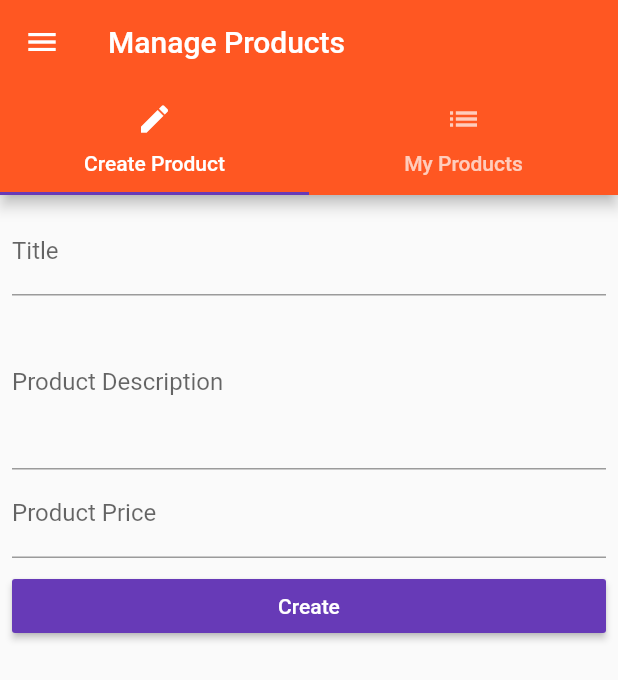
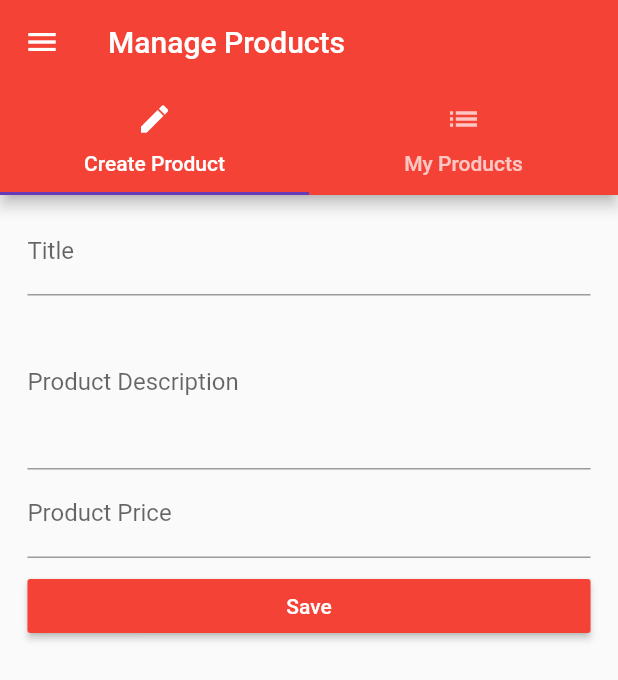
Before and after one commit to r3ddev1l/EcommerceApp, a Flutter app: the ProductsAdminPage screen opened by its route, on a phone screen of 412 x 824 dp. Shown: the top 680 px of the screen. Run offline on Flutter 3.47's test engine with Material 2 defaults, Android fonts, the phone set to English and light mode, and no system bars.

Commit message:
Lesson 9 completed

```diff
--- a/lib/pages/auth.dart
+++ b/lib/pages/auth.dart
@@ -57,6 +57,8 @@ class _AuthPageState extends State<AuthPage> {
 
   @override
   Widget build(BuildContext context) {
+    final double deviceWidth = MediaQuery.of(context).size.width;
+    final double targetWidth = deviceWidth > 550.0 ? 500.0 : deviceWidth * .95;
     return Scaffold(
         appBar: AppBar(
           title: Text('Login'),
@@ -66,6 +68,8 @@ class _AuthPageState extends State<AuthPage> {
           padding: EdgeInsets.all(8.0),
           child: Center(
             child: SingleChildScrollView(
+              child: Container(
+                width: targetWidth,
                 child: Column(
                   children: <Widget>[
                     _buildEmailTextField(),
@@ -78,7 +82,6 @@ class _AuthPageState extends State<AuthPage> {
                     ),
                     _buildAcceptSwitch(),
                     RaisedButton(
-                    color: Theme.of(context).accentColor,
                       textColor: Colors.white,
                       onPressed: _submitForm,
                       child: Text('Login'),
@@ -87,6 +90,7 @@ class _AuthPageState extends State<AuthPage> {
                 ),
               ),
             ),
+          ),
         ));
   }
 }
--- a/lib/pages/product.dart
+++ b/lib/pages/product.dart
@@ -1,6 +1,7 @@
 import 'dart:async';
 
 import 'package:flutter/material.dart';
+import 'package:max_flutter_project/widgets/products/address_tag.dart';
 import 'package:max_flutter_project/widgets/ui_elements/title_default.dart';
 
 class ProductPage extends StatelessWidget {
@@ -15,10 +16,7 @@ class ProductPage extends StatelessWidget {
     return Row(
       mainAxisAlignment: MainAxisAlignment.center,
       children: <Widget>[
-        Text(
-          'Union Square, San Francisco',
-          style: TextStyle(fontFamily: 'Oswald', color: Colors.grey),
-        ),
+        AddressTag('KTM, Old Baneshowr'),
         Container(
           margin: EdgeInsets.symmetric(horizontal: 5.0),
           child: Text(
--- a/lib/pages/product_create.dart
+++ /dev/null
@@ -1,85 +0,0 @@
-import 'package:flutter/material.dart';
-
-class ProductCreatePage extends StatefulWidget {
-  final Function addProduct;
-  ProductCreatePage(this.addProduct);
-  @override
-  _ProductCreatePageState createState() => _ProductCreatePageState();
-}
-
-class _ProductCreatePageState extends State<ProductCreatePage> {
-  String _titleValue;
-
-  String _description;
-
-  double _price;
-
-  _buildTitleTextField() {
-    return TextField(
-      decoration: InputDecoration(
-        labelText: 'Title',
-      ),
-      onChanged: (value) {
-        _titleValue = value;
-      },
-    );
-  }
-
-  _buildDescTextField() {
-    return TextField(
-      decoration: InputDecoration(
-        labelText: 'Product Description',
-      ),
-      maxLines: 4,
-      onChanged: (value) {
-        _description = value;
-      },
-    );
-  }
-
-  _buildPriceTextField() {
-    return TextField(
-      decoration: InputDecoration(
-        labelText: 'Product Price',
-      ),
-      keyboardType: TextInputType.number,
-      onChanged: (value) {
-        _price = double.parse(value);
-      },
-    );
-  }
-
-  void _submitForm() {
-    final Map<String, dynamic> product = {
-      'title': _titleValue,
-      'description': _description,
-      'price': _price,
-      'image': 'assets/food.jpg'
-    };
-    widget.addProduct(product);
-    Navigator.pushReplacementNamed(context, '/products');
-  }
-
-  @override
-  Widget build(BuildContext context) {
-    return Container(
-      margin: EdgeInsets.all(8.0),
-      child: ListView(
-        children: <Widget>[
-          _buildTitleTextField(),
-          _buildDescTextField(),
-          _buildPriceTextField(),
-          SizedBox(
-            height: 8.0,
-          ),
-          RaisedButton(
-            color: Theme.of(context).accentColor,
-            textColor: Colors.white,
-            onPressed: _submitForm,
-            child: Text('Create'),
-          )
-        ],
-      ),
-    );
-  }
-}
--- /dev/null
+++ b/lib/pages/product_edit.dart
@@ -0,0 +1,138 @@
+import 'package:flutter/material.dart';
+
+class ProductEditPage extends StatefulWidget {
+  final Function addProduct;
+  final Function updateProduct;
+  final Map<String, dynamic> product;
+  final int productIndex;
+
+  ProductEditPage(
+      {this.addProduct, this.updateProduct, this.product, this.productIndex});
+  @override
+  _ProductEditPageState createState() => _ProductEditPageState();
+}
+
+class _ProductEditPageState extends State<ProductEditPage> {
+  final GlobalKey<FormState> _formKey = GlobalKey<FormState>();
+
+  final Map<String, dynamic> _formData = {
+    'title': null,
+    'description': null,
+    'price': null,
+    'image': 'assets/food.jpg'
+  };
+
+  _buildTitleTextField() {
+    return TextFormField(
+      initialValue: widget.product == null ? '' : widget.product['title'],
+      decoration: InputDecoration(
+        labelText: 'Title',
+      ),
+      onSaved: (String value) {
+        _formData['title'] = value;
+      },
+      validator: (String value) {
+        if (value.isEmpty || value.length < 5) {
+          return 'Title must not be empty and must be 10+ characters long';
+        }
+        return null;
+      },
+    );
+  }
+
+  _buildDescTextField() {
+    return TextFormField(
+      initialValue: widget.product == null ? '' : widget.product['description'],
+      decoration: InputDecoration(
+        labelText: 'Product Description',
+      ),
+      maxLines: 4,
+      onSaved: (String value) {
+        _formData['description'] = value;
+      },
+      validator: (String value) {
+        if (value.isEmpty || value.length < 20) {
+          return 'Description must not be empty and must be 20+ characters long';
+        }
+        return null;
+      },
+    );
+  }
+
+  _buildPriceTextField() {
+    return TextFormField(
+      initialValue:
+          widget.product == null ? '' : widget.product['price'].toString(),
+      decoration: InputDecoration(
+        labelText: 'Product Price',
+      ),
+      keyboardType: TextInputType.number,
+      onSaved: (String value) {
+        _formData['price'] = double.parse(value);
+      },
+      validator: (String value) {
+        if (value.isEmpty ||
+            !RegExp(r'^(?:[1-9]\d*|0)?(?:\.\d+)?$').hasMatch(value)) {
+          return 'Price must not be empty and must be a number';
+        }
+        return null;
+      },
+    );
+  }
+
+  void _submitForm() {
+    if (!_formKey.currentState.validate()) {
+      return;
+    }
+    _formKey.currentState.save();
+    if (widget.product == null) {
+      widget.addProduct(_formData);
+    } else {
+      widget.updateProduct(widget.productIndex, _formData);
+    }
+
+    Navigator.pushReplacementNamed(context, '/products');
+  }
+
+  @override
+  Widget build(BuildContext context) {
+    final double deviceWidth = MediaQuery.of(context).size.width;
+    final double targetWidth = deviceWidth > 550 ? 500 : deviceWidth * .95;
+    final double targetPadding = deviceWidth - targetWidth;
+    final Widget pageContent = GestureDetector(
+      onTap: () {
+        FocusScope.of(context).requestFocus(FocusNode());
+      },
+      child: Container(
+        margin: EdgeInsets.all(8.0),
+        child: Form(
+          key: _formKey,
+          child: ListView(
+            padding: EdgeInsets.symmetric(horizontal: targetPadding / 2),
+            children: <Widget>[
+              _buildTitleTextField(),
+              _buildDescTextField(),
+              _buildPriceTextField(),
+              SizedBox(
+                height: 8.0,
+              ),
+              RaisedButton(
+                textColor: Colors.white,
+                onPressed: _submitForm,
+                child: Text('Save'),
+              )
+            ],
+          ),
+        ),
+      ),
+    );
+    return widget.product == null
+        ? pageContent
+        : Scaffold(
+            appBar: AppBar(
+              title: Text('Edit Product'),
+            ),
+            body: pageContent,
+          );
+  }
+}
--- a/lib/pages/products_admin.dart
+++ b/lib/pages/products_admin.dart
@@ -1,17 +1,17 @@
 import 'package:flutter/material.dart';
-import 'package:max_flutter_project/pages/product_create.dart';
+import 'package:max_flutter_project/pages/product_edit.dart';
 import 'package:max_flutter_project/pages/product_list.dart';
 
 class ProductsAdminPage extends StatelessWidget {
   final Function addProduct;
+  final Function updateProduct;
   final Function deleteProduct;
-  ProductsAdminPage(this.addProduct, this.deleteProduct);
-  @override
-  Widget build(BuildContext context) {
-    return DefaultTabController(
-      length: 2,
-      child: Scaffold(
-        drawer: Drawer(
+  final List<Map<String, dynamic>> products;
+  ProductsAdminPage(
+      this.addProduct, this.updateProduct, this.deleteProduct, this.products);
+
+  Widget _buildSideDrawer(BuildContext context) {
+    return Drawer(
       child: Column(
         children: <Widget>[
           AppBar(
@@ -27,7 +27,15 @@ class ProductsAdminPage extends StatelessWidget {
           )
         ],
       ),
-        ),
+    );
+  }
+
+  @override
+  Widget build(BuildContext context) {
+    return DefaultTabController(
+      length: 2,
+      child: Scaffold(
+        drawer: _buildSideDrawer(context),
         appBar: AppBar(
           title: Text('Manage Products'),
           bottom: TabBar(
@@ -44,7 +52,10 @@ class ProductsAdminPage extends StatelessWidget {
           ),
         ),
         body: TabBarView(
-          children: <Widget>[ProductCreatePage(addProduct), ProductListPage()],
+          children: <Widget>[
+            ProductEditPage(addProduct: addProduct),
+            ProductListPage(products, updateProduct)
+          ],
         ),
       ),
     );
```
Also changed, not shown: lib/main.dart (+12 -3 lines), lib/pages/product_list.dart (+29 -2 lines), lib/pages/products.dart (+10 -5 lines), lib/widgets/products/product_card.dart (+20 -12 lines). Lines whose indentation alone changed are shown as unchanged.
